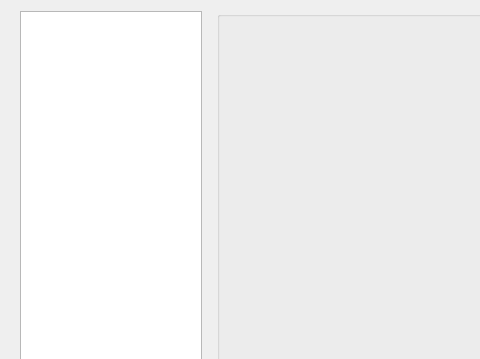
This is src/kcm.ui in KDE/kaccounts-integration as Qt 5 draws it before an edit; both pictures show x 0 to 480 and y 0 to 359 of the 949 by 528 pixel window. The edited form follows.
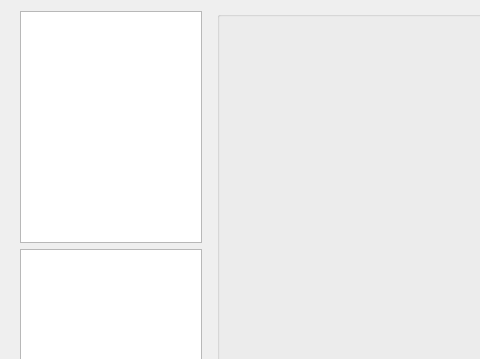
This is the edited form. Icons and pictures are not drawn.

Commit message: Hide QListWidget and add a new QListView which will show Accounts

Diff of the .ui file:
```diff
--- a/src/kcm.ui
+++ b/src/kcm.ui
@@ -38,6 +38,9 @@
       <property name="topMargin">
        <number>0</number>
       </property>
+      <item>
+       <widget class="QListView" name="accountsView"/>
+      </item>
       <item>
        <widget class="QListWidget" name="accList"/>
       </item>
```
The commit also changes 1 other file.
